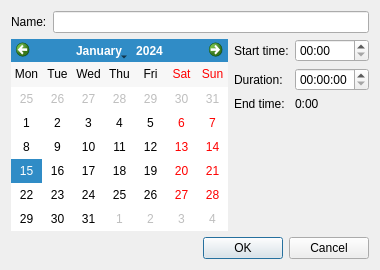
The window that gui/audiorec/audiorecitemdialog.ui (KejPi/AbracaDABra) describes before a commit, drawn with Qt 5.
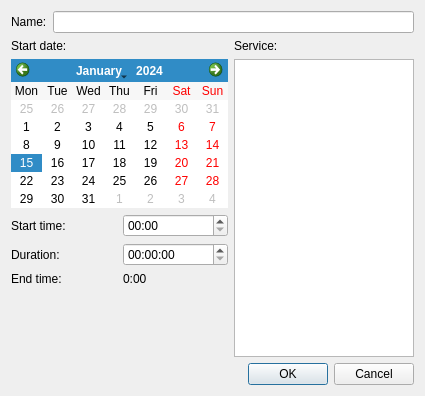
The same window after the commit.

Patch:
```diff
--- a/gui/audiorec/audiorecitemdialog.ui
+++ b/gui/audiorec/audiorecitemdialog.ui
@@ -6,36 +6,34 @@
    <rect>
     <x>0</x>
     <y>0</y>
-    <width>371</width>
-    <height>270</height>
+    <width>415</width>
+    <height>396</height>
    </rect>
   </property>
   <property name="windowTitle">
    <string>Dialog</string>
   </property>
-  <layout class="QGridLayout" name="gridLayout_2">
-   <item row="0" column="0" colspan="2">
-    <layout class="QHBoxLayout" name="horizontalLayout_3">
-     <item>
-      <widget class="QLabel" name="nameLabel">
-       <property name="sizePolicy">
-        <sizepolicy hsizetype="Preferred" vsizetype="Preferred">
-         <horstretch>0</horstretch>
-         <verstretch>0</verstretch>
-        </sizepolicy>
-       </property>
-       <property name="text">
-        <string>Name:</string>
+  <layout class="QGridLayout" name="gridLayout_2" columnstretch="0,1000">
+   <item row="3" column="1">
+    <widget class="QDialogButtonBox" name="buttonBox">
+     <property name="orientation">
+      <enum>Qt::Horizontal</enum>
+     </property>
+     <property name="standardButtons">
+      <set>QDialogButtonBox::Cancel|QDialogButtonBox::Ok</set>
        </property>
       </widget>
      </item>
+   <item row="2" column="0">
+    <layout class="QVBoxLayout" name="verticalLayout">
      <item>
-      <widget class="QLineEdit" name="nameEdit"/>
-     </item>
-    </layout>
-   </item>
-   <item row="1" column="0" rowspan="2">
     <widget class="QCalendarWidget" name="startDateCalendar">
+       <property name="sizePolicy">
+        <sizepolicy hsizetype="Maximum" vsizetype="Maximum">
+         <horstretch>0</horstretch>
+         <verstretch>0</verstretch>
+        </sizepolicy>
+       </property>
      <property name="verticalHeaderFormat">
       <enum>QCalendarWidget::NoVerticalHeader</enum>
      </property>
@@ -47,7 +45,7 @@
      </property>
     </widget>
    </item>
-   <item row="1" column="1">
+     <item>
     <layout class="QGridLayout" name="gridLayout">
      <item row="0" column="0">
       <widget class="QLabel" name="startTimeLabel">
@@ -96,7 +94,7 @@
      </item>
     </layout>
    </item>
-   <item row="2" column="1">
+     <item>
     <spacer name="verticalSpacer">
      <property name="orientation">
       <enum>Qt::Vertical</enum>
@@ -104,18 +102,60 @@
      <property name="sizeHint" stdset="0">
       <size>
        <width>20</width>
-       <height>80</height>
+         <height>94</height>
       </size>
      </property>
     </spacer>
    </item>
-   <item row="3" column="0" colspan="2">
-    <widget class="QDialogButtonBox" name="buttonBox">
-     <property name="orientation">
-      <enum>Qt::Horizontal</enum>
+    </layout>
+   </item>
+   <item row="2" column="1">
+    <widget class="QListView" name="servicelistView">
+     <property name="minimumSize">
+      <size>
+       <width>180</width>
+       <height>0</height>
+      </size>
      </property>
-     <property name="standardButtons">
-      <set>QDialogButtonBox::Cancel|QDialogButtonBox::Ok</set>
+    </widget>
+   </item>
+   <item row="0" column="0" colspan="2">
+    <layout class="QHBoxLayout" name="horizontalLayout_3">
+     <item>
+      <widget class="QLabel" name="nameLabel">
+       <property name="sizePolicy">
+        <sizepolicy hsizetype="Preferred" vsizetype="Preferred">
+         <horstretch>0</horstretch>
+         <verstretch>0</verstretch>
+        </sizepolicy>
+       </property>
+       <property name="text">
+        <string>Name:</string>
+       </property>
+      </widget>
+     </item>
+     <item>
+      <widget class="QLineEdit" name="nameEdit"/>
+     </item>
+    </layout>
+   </item>
+   <item row="1" column="0">
+    <widget class="QLabel" name="startDateLabel">
+     <property name="text">
+      <string>Start date:</string>
+     </property>
+     <property name="alignment">
+      <set>Qt::AlignLeading|Qt::AlignLeft|Qt::AlignTop</set>
+     </property>
+    </widget>
+   </item>
+   <item row="1" column="1">
+    <widget class="QLabel" name="serviceLabel">
+     <property name="text">
+      <string>Service:</string>
+     </property>
+     <property name="alignment">
+      <set>Qt::AlignLeading|Qt::AlignLeft|Qt::AlignTop</set>
      </property>
     </widget>
    </item>
```
Left out of the diff: 40 changed lines with no effect on the pictures. Lines whose indentation alone changed are shown as unchanged.
